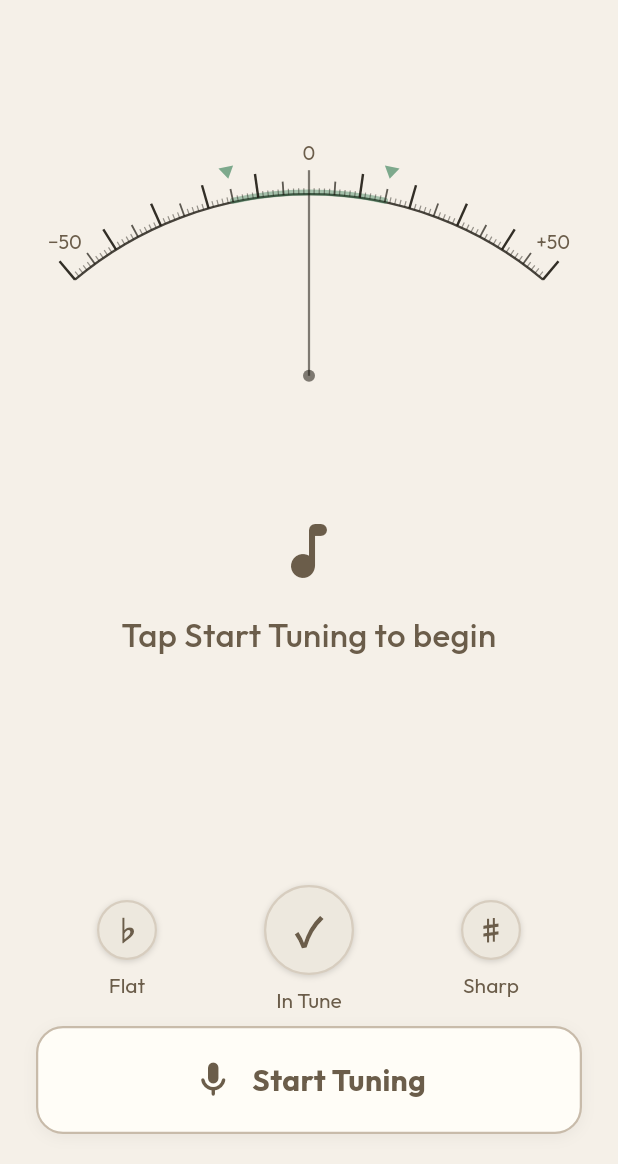
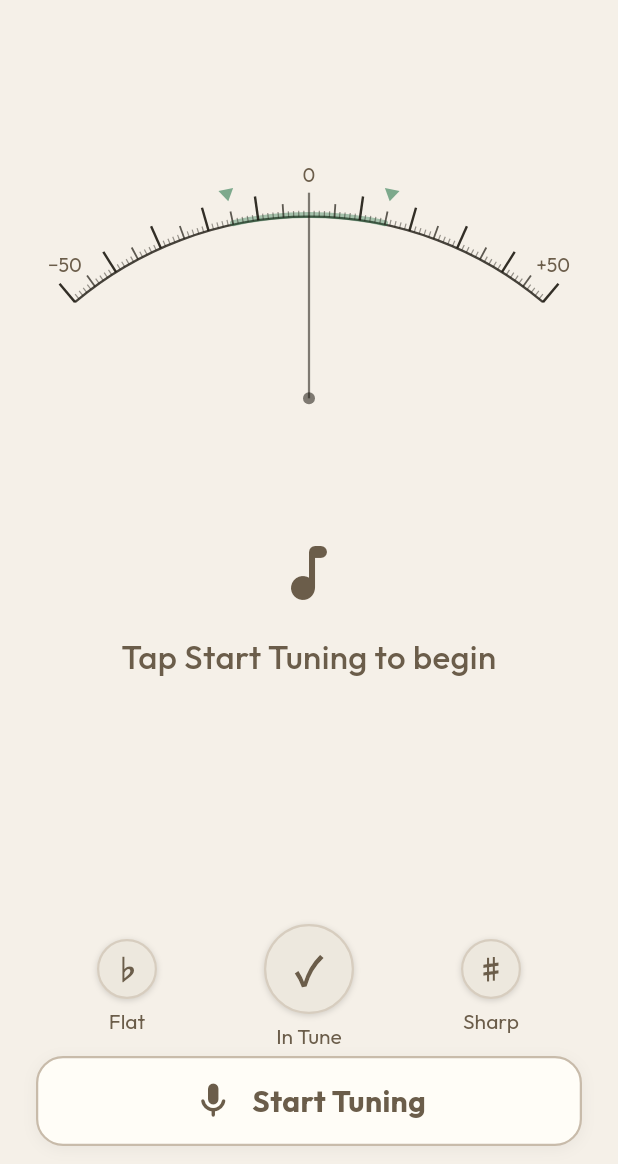
Before and after one commit to elinlin010/harp-tuner, a Flutter app: the screen it shows after launch, on a phone screen of 412 x 824 dp, the part 72-1236 px from its top. Run offline on Flutter 3.47's test engine with Material 3 defaults, Android fonts, the phone set to English and light mode, and no system bars; our stand-ins replace audioplayers, flutter_riverpod, google_fonts, permission_handler, shared_preferences; missing offline and left inert: mic_stream, pitch_detector_dart.

Commit message:
design: tighten bottom layout — Reference mode no longer squeezed
tuner_screen.dart:
- Reorder bottom section: ModeToggle + StringVisualizer now sit *above*
  PitchLightIndicator. Action (pick a string) now precedes feedback
  (flat/in-tune/sharp) in reading order.
- Remove hint text ("Tap a string to hear it") — onboarding copy that
  adds 20 px permanently after the first use.
- Tighten spacers: post-gauge 10→6, post-pitch-light 8→6, bottom 20→12.
  Consistent 4/6 rhythm replaces the previous 4/8/10/20 scatter.
- Pass compact:isReference to PitchLightIndicator.
- Reduce _ListenButton vertical padding 20→14 px (saves 12 px; button
  still has clear affordance at this height).

pitch_light_indicator.dart:
- Add compact parameter (default false). When true (Reference mode),
  all three bulbs render at 36 px and labels at 11 px instead of
  40/60/40 px and 14 px. Saves ~20 px of vertical space in the mode
  where string selection is the primary interaction.
- Gap between bulb and label 8→6 px.

Net savings on iPhone SE in Reference mode: ~83 px recovered for gauge.

Co-Authored-By: Claude Sonnet 4.6 <noreply@anthropic.com>

```diff
--- a/lib/screens/tuner_screen.dart
+++ b/lib/screens/tuner_screen.dart
@@ -84,7 +84,6 @@ class _TunerScreenState extends ConsumerState<TunerScreen>
   Widget build(BuildContext context) {
     final tuner = ref.watch(tunerProvider);
     final theme = ref.watch(tunerThemeProvider);
-    final l10n  = AppLocalizations.of(context)!;
 
     final harpStrings = tuner.selectedHarp != null
         ? HarpPresets.stringsFor(tuner.selectedHarp!)
@@ -152,22 +151,11 @@ class _TunerScreenState extends ConsumerState<TunerScreen>
                 ),
               ),
 
-              // ── Pitch light indicator ──────────────────────────────────────
-              const SizedBox(height: 10),
-              Padding(
-                padding: const EdgeInsets.symmetric(horizontal: 24),
-                child: PitchLightIndicator(
-                  cents: tuner.cents,
-                  isListening: tuner.isListening,
-                  isStale: tuner.isStale,
-                  theme: theme,
-                ),
-              ),
-              const SizedBox(height: 8),
-
               // ── Mode toggle + string visualizer ───────────────────────────
+              // Placed above the pitch lights so the interaction (tap a string)
+              // precedes the feedback (flat/in-tune/sharp) in reading order.
               if (tuner.selectedHarp != null) ...[
-                const SizedBox(height: 4),
+                const SizedBox(height: 6),
                 Center(
                   child: ModeToggle(
                     mode: tuner.tunerMode,
@@ -176,14 +164,6 @@ class _TunerScreenState extends ConsumerState<TunerScreen>
                     theme: theme,
                   ),
                 ),
-                const SizedBox(height: 4),
-                // Hint text in reference mode so users know to tap
-                if (isReference)
-                  Text(
-                    l10n.referenceTapHint,
-                    textAlign: TextAlign.center,
-                    style: theme.sans(12, color: theme.textDim),
-                  ),
                 const SizedBox(height: 4),
                 StringVisualizer(
                   strings: harpStrings,
@@ -196,6 +176,22 @@ class _TunerScreenState extends ConsumerState<TunerScreen>
                   theme: theme,
                 ),
               ],
+
+              // ── Pitch light indicator ──────────────────────────────────────
+              // compact=true in Reference mode: all bulbs shrink to 36 px,
+              // saving ~20 px for the gauge and string visualizer above.
+              const SizedBox(height: 6),
+              Padding(
+                padding: const EdgeInsets.symmetric(horizontal: 24),
+                child: PitchLightIndicator(
+                  cents: tuner.cents,
+                  isListening: tuner.isListening,
+                  isStale: tuner.isStale,
+                  compact: isReference,
+                  theme: theme,
+                ),
+              ),
+              const SizedBox(height: 4),
 
               // ── Listen button ──────────────────────────────────────────────
               Padding(
@@ -232,7 +228,7 @@ class _TunerScreenState extends ConsumerState<TunerScreen>
                 ),
               ],
 
-              const SizedBox(height: 20),
+              const SizedBox(height: 12),
             ],
         ),
       ),
@@ -518,7 +514,7 @@ class _ListenButton extends StatelessWidget {
           return AnimatedContainer(
             duration: const Duration(milliseconds: 200),
             width: double.infinity,
-            padding: const EdgeInsets.symmetric(vertical: 20),
+            padding: const EdgeInsets.symmetric(vertical: 14),
             decoration: BoxDecoration(
               borderRadius: BorderRadius.circular(18),
               color: isListening
--- a/lib/widgets/pitch_light_indicator.dart
+++ b/lib/widgets/pitch_light_indicator.dart
@@ -6,6 +6,9 @@ class PitchLightIndicator extends StatelessWidget {
   final double? cents;
   final bool isListening;
   final bool isStale;
+  /// When true (Reference mode), all bulbs render at 36 px instead of 40/60/40.
+  /// Saves ~20 px of vertical space where screen real estate is tighter.
+  final bool compact;
   final TunerThemeData theme;
 
   const PitchLightIndicator({
@@ -13,6 +16,7 @@ class PitchLightIndicator extends StatelessWidget {
     required this.cents,
     required this.isListening,
     this.isStale = false,
+    this.compact = false,
     required this.theme,
   });
 
@@ -35,6 +39,14 @@ class PitchLightIndicator extends StatelessWidget {
         ? Duration.zero
         : const Duration(milliseconds: 300);
 
+    // compact=true (Reference mode): all bulbs 36 px — saves ~20 px of height
+    // while preserving color + symbol semantics.
+    final outerSize  = compact ? 36.0 : 40.0;
+    final centerSize = compact ? 36.0 : 60.0;
+    final outerSym   = compact ? 16.0 : 18.0;
+    final centerSym  = compact ? 18.0 : 26.0;
+    final labelSz    = compact ? 11.0 : 14.0;
+
     // No surrounding panel — lights float directly on the page background.
     return AnimatedOpacity(
       opacity: isStale ? 0.35 : 1.0,
@@ -46,8 +58,9 @@ class PitchLightIndicator extends StatelessWidget {
           symbol: '♭',
           active: isFlat,
           color: theme.flat,
-          size: 40,
-          symbolSize: 18,
+          size: outerSize,
+          symbolSize: outerSym,
+          labelSize: labelSz,
           theme: theme,
           animDuration: animDuration,
         )),
@@ -56,8 +69,9 @@ class PitchLightIndicator extends StatelessWidget {
           symbol: '✓',
           active: isInTune,
           color: theme.inTune,
-          size: 60,           // larger — most important state
-          symbolSize: 26,
+          size: centerSize,
+          symbolSize: centerSym,
+          labelSize: labelSz,
           theme: theme,
           animDuration: animDuration,
         )),
@@ -66,8 +80,9 @@ class PitchLightIndicator extends StatelessWidget {
           symbol: '♯',
           active: isSharp,
           color: theme.sharp,
-          size: 40,
-          symbolSize: 18,
+          size: outerSize,
+          symbolSize: outerSym,
+          labelSize: labelSz,
           theme: theme,
           animDuration: animDuration,
         )),
@@ -84,6 +99,7 @@ class _Bulb extends StatelessWidget {
   final Color color;
   final double size;
   final double symbolSize;
+  final double labelSize;
   final TunerThemeData theme;
   final Duration animDuration;
 
@@ -94,6 +110,7 @@ class _Bulb extends StatelessWidget {
     required this.color,
     required this.size,
     required this.symbolSize,
+    required this.labelSize,
     required this.theme,
     required this.animDuration,
   });
@@ -158,11 +175,11 @@ class _Bulb extends StatelessWidget {
             ),
           ),
         ),
-        const SizedBox(height: 8),
+        const SizedBox(height: 6),
         AnimatedDefaultTextStyle(
           duration: animDuration,
           style: theme.sans(
-            14,
+            labelSize,
             weight: active ? FontWeight.w600 : FontWeight.w400,
             color: active ? color : theme.textSecondary,
           ),
```
